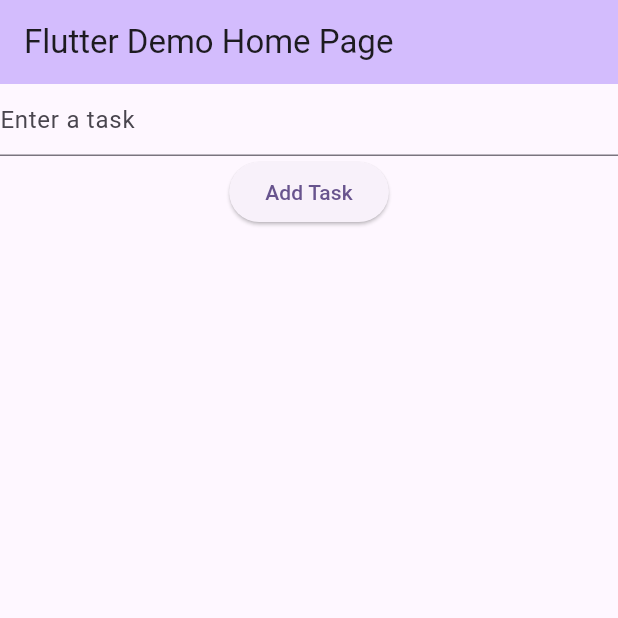
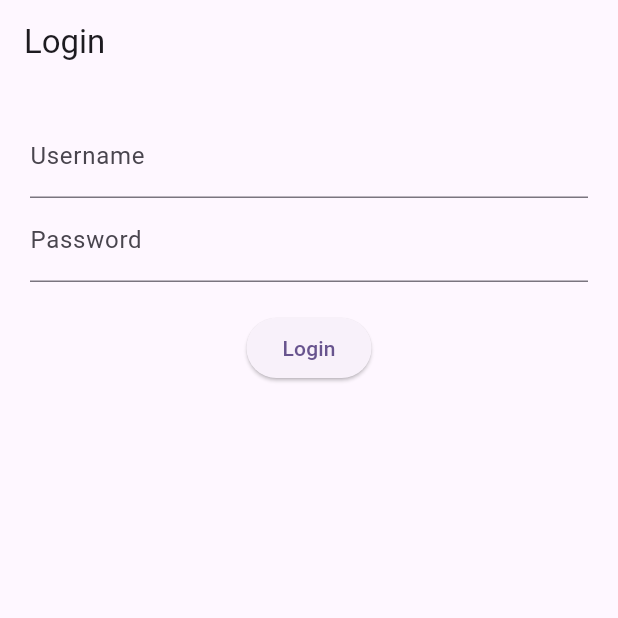
Before and after one commit to usamaaelgendy/flutter_state_management_bloc_cubit, a Flutter app: the screen it shows after launch, on a phone screen of 412 x 824 dp, the top half of it. Run offline on Flutter 3.47's test engine with Material 3 defaults, Android fonts, the phone set to English and light mode, and no system bars; our stand-ins replace equatable, flutter_bloc.

Commit message:
Login Screen

```diff
--- /dev/null
+++ b/lib/controllers/login_cubit.dart
@@ -0,0 +1,20 @@
+import 'package:equatable/equatable.dart';
+import 'package:flutter_bloc/flutter_bloc.dart';
+
+part 'login_state.dart';
+
+class LoginBloc extends Cubit<LoginState> {
+  LoginBloc() : super(LoginInitial());
+
+  void login(String username, String password) async {
+    emit(LoginLoading());
+
+    await Future.delayed(const Duration(seconds: 2));
+
+    if (username == "admin" && password == "password") {
+      emit(LoginSuccess());
+    } else {
+      emit(const LoginFailure("Invalid username or password"));
+    }
+  }
+}
--- /dev/null
+++ b/lib/controllers/login_state.dart
@@ -0,0 +1,23 @@
+part of 'login_cubit.dart';
+
+
+sealed class LoginState extends Equatable {
+  const LoginState();
+
+  @override
+  List<Object?> get props => [];
+}
+
+class LoginInitial extends LoginState {}
+
+class LoginLoading extends LoginState {}
+
+class LoginSuccess extends LoginState {}
+
+class LoginFailure extends LoginState {
+  final String message;
+  const LoginFailure(this.message);
+
+  @override
+  List<Object?> get props => [message];
+}
--- a/lib/controllers/task_bloc.dart
+++ /dev/null
@@ -1,38 +0,0 @@
-import 'dart:async';
-
-import 'package:equatable/equatable.dart';
-import 'package:flutter_bloc/flutter_bloc.dart';
-import 'package:flutter_state_management_bloc_cubit/controllers/task_event.dart';
-import 'package:flutter_state_management_bloc_cubit/models/task_model.dart';
-import 'package:meta/meta.dart';
-import 'package:uuid/uuid.dart';
-
-part 'task_state.dart';
-
-class TaskBloc extends Bloc<TaskEvent, TaskState> {
-  TaskBloc() : super(TaskInitial()) {
-    on<AddTaskEvent>(_addTask);
-
-    on<RemoveTaskEvent>(_removeTask);
-
-    on<ToggleTaskEvent>(_toggleTask);
-  }
-
-  FutureOr<void> _addTask(AddTaskEvent event, Emitter<TaskState> emit) {
-    final model = TaskModel(id: const Uuid().v4(), title: event.title, isCompleted: false);
-    emit(UpdateTask([...state.tasksList, model]));
-  }
-
-  FutureOr<void> _removeTask(RemoveTaskEvent event, Emitter<TaskState> emit) {
-    final List<TaskModel> newList = state.tasksList.where((task) => task.id != event.id).toList();
-    emit(UpdateTask(newList));
-  }
-
-  FutureOr<void> _toggleTask(ToggleTaskEvent event, Emitter<TaskState> emit) {
-    final List<TaskModel> newList = state.tasksList.map((task) {
-      return task.id == event.id ? task.copyWith(isCompleted: !task.isCompleted) : task;
-    }).toList();
-
-    emit(UpdateTask(newList));
-  }
-}
--- a/lib/controllers/task_event.dart
+++ /dev/null
@@ -1,19 +0,0 @@
-sealed class TaskEvent {}
-
-class AddTaskEvent extends TaskEvent {
-  final String title;
-
-  AddTaskEvent(this.title);
-}
-
-class RemoveTaskEvent extends TaskEvent {
-  final String id;
-
-  RemoveTaskEvent(this.id);
-}
-
-class ToggleTaskEvent extends TaskEvent {
-  final String id;
-
-  ToggleTaskEvent(this.id);
-}
--- a/lib/controllers/task_state.dart
+++ /dev/null
@@ -1,19 +0,0 @@
-part of 'task_bloc.dart';
-
-@immutable
-sealed class TaskState extends Equatable {
-  final List<TaskModel> tasksList;
-
-  const TaskState(this.tasksList);
-
-  @override
-  List<Object?> get props => [tasksList];
-}
-
-final class TaskInitial extends TaskState {
-  TaskInitial() : super([]);
-}
-
-final class UpdateTask extends TaskState {
-  const UpdateTask(super.tasksList);
-}
--- a/lib/main.dart
+++ b/lib/main.dart
@@ -1,7 +1,6 @@
 import 'package:flutter/material.dart';
 import 'package:flutter_bloc/flutter_bloc.dart';
-import 'package:flutter_state_management_bloc_cubit/controllers/task_bloc.dart';
-import 'package:flutter_state_management_bloc_cubit/controllers/task_event.dart';
+import 'package:flutter_state_management_bloc_cubit/controllers/login_cubit.dart';
 
 void main() {
   runApp(const MyApp());
@@ -18,69 +17,36 @@
         colorScheme: ColorScheme.fromSeed(seedColor: Colors.deepPurple),
         useMaterial3: true,
       ),
-      home: MyHomePage(title: 'Flutter Demo Home Page'),
+      home: LoginPage(),
     );
   }
 }
 
-class MyHomePage extends StatelessWidget {
-  MyHomePage({super.key, required this.title});
-
-  final String title;
-  final TextEditingController controller = TextEditingController();
+class LoginPage extends StatelessWidget {
+  final usernameController = TextEditingController();
+  final passwordController = TextEditingController();
 
   @override
   Widget build(BuildContext context) {
     return Scaffold(
-      appBar: AppBar(
-        backgroundColor: Theme.of(context).colorScheme.inversePrimary,
-        title: Text(title),
-      ),
-      body: BlocProvider(
-        create: (context) => TaskBloc(),
-        child: BlocBuilder<TaskBloc, TaskState>(
-          builder: (context, state) {
-            final controllerCubit = context.read<TaskBloc>();
-            return Column(
+      appBar: AppBar(title: const Text("Login")),
+      body: Padding(
+        padding: const EdgeInsets.all(20),
+        child: Column(
           children: [
+            TextField(controller: usernameController, decoration: const InputDecoration(labelText: "Username")),
             TextField(
-                  controller: controller,
-                  decoration: const InputDecoration(hintText: 'Enter a task'),
-                ),
+                controller: passwordController,
+                decoration: const InputDecoration(labelText: "Password"),
+                obscureText: true),
+            const SizedBox(height: 20),
             ElevatedButton(
               onPressed: () {
-                    if (controller.text.isEmpty) return;
-                    controllerCubit.add(AddTaskEvent(controller.text));
-                    controller.clear();
+                context.read<LoginBloc>().login(usernameController.text, passwordController.text);
               },
-                  child: const Text("Add Task"),
+              child: const Text("Login"),
             ),
-                Expanded(
-                    child: ListView.builder(
-                  itemCount: state.tasksList.length,
-                  itemBuilder: (BuildContext context, int index) {
-                    return ListTile(
-                      title: Text(
-                        state.tasksList[index].title,
-                      ),
-                      leading: Checkbox(
-                        value: state.tasksList[index].isCompleted,
-                        onChanged: (value) {
-                          controllerCubit.add(ToggleTaskEvent(state.tasksList[index].id));
-                        },
-                      ),
-                      trailing: IconButton(
-                        onPressed: () {
-                          controllerCubit.add(RemoveTaskEvent(state.tasksList[index].id));
-                        },
-                        icon: const Icon(Icons.delete),
-                      ),
-                    );
-                  },
-                ))
           ],
-            );
-          },
         ),
       ),
     );
```
Lines whose indentation alone changed are shown as unchanged.
